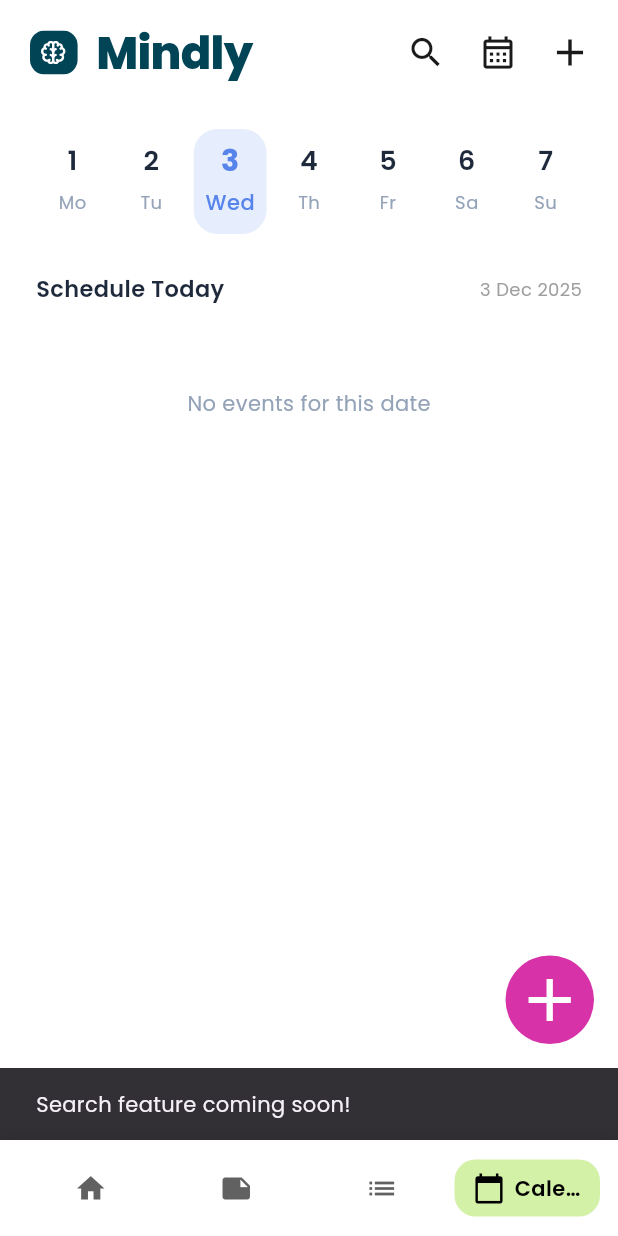
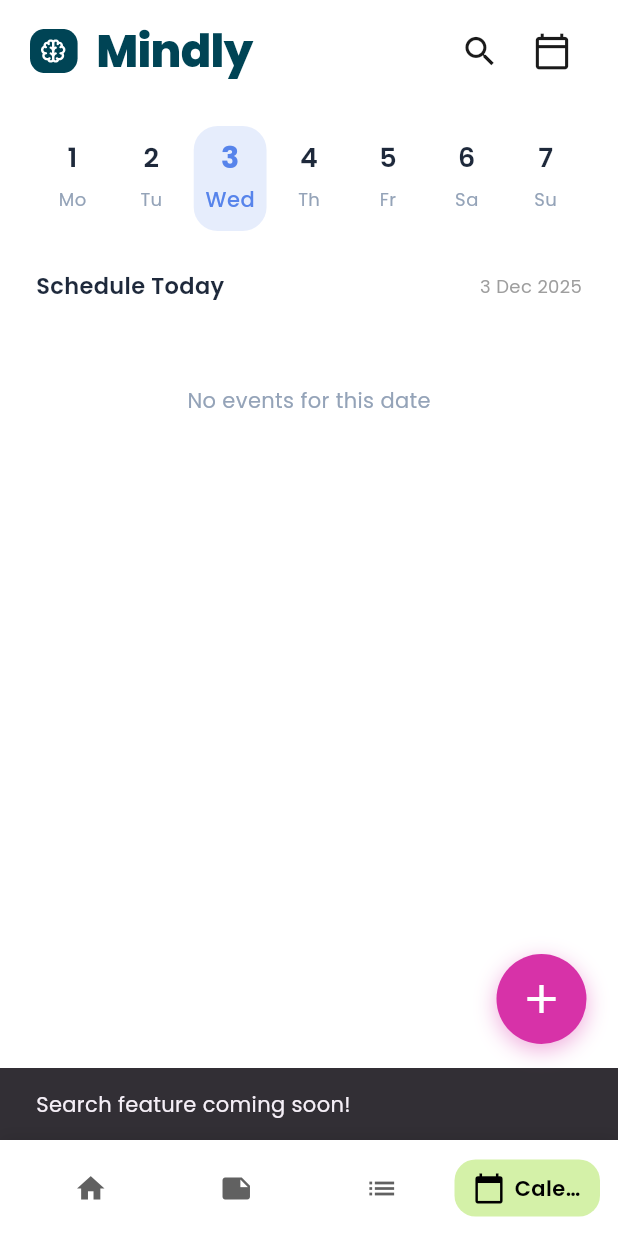
Before and after one commit to susanjong/MindlyApp_MobileDev, a Flutter app: the CalendarMainPage screen opened by its route, after a tap on the "search" icon, on a phone screen of 412 x 824 dp. Run offline on Flutter 3.47's test engine with Material 3 defaults, Android fonts, the phone set to English and light mode, and no system bars; our stand-ins replace cloud_firestore, firebase_auth, firebase_core, flutter_svg, google_fonts, google_sign_in and 1 more; missing offline and left inert: flutter_quill; accounts and stored records are empty.

Commit message:
feat: enhance calendar main page with custom app bar and global expandable FAB

```diff
--- a/lib/features/calendar/presentation/pages/calendar_main_page.dart
+++ b/lib/features/calendar/presentation/pages/calendar_main_page.dart
@@ -8,14 +8,14 @@ import 'package:intl/intl.dart';
 // Import Routes & Widgets
 import '../../../../config/routes/routes.dart';
 import '../../../../core/widgets/navigation/custom_navbar_widget.dart';
+import '../../../../core/widgets/buttons/global_expandable_fab.dart';
+import '../../../../core/widgets/navigation/custom_top_app_bar.dart';
 import '../widgets/mini_calendar.dart';
 import '../widgets/monthly_view.dart';
 import '../widgets/yearly_view.dart';
 import '../widgets/schedule_card.dart';
-import '../widgets/reminder_card.dart';
 import '../widgets/add_event.dart';
-
-// Import Models & Services
+import '../widgets/event_detail_sheet.dart';
 import '../../data/models/event_model.dart';
 import '../../data/services/category_service.dart';
 import '../../data/services/event_service.dart';
@@ -150,91 +150,28 @@ class _CalendarMainPageState extends State<CalendarMainPage> {
       backgroundColor: Colors.white,
 
       // 1. APP BAR
-      appBar: AppBar(
-        backgroundColor: Colors.white,
-        elevation: 0,
-        automaticallyImplyLeading: false,
-        titleSpacing: 20,
-        toolbarHeight: 70,
-
-        // KIRI: Logo
-        title: Row(
-          children: [
-            SizedBox(
-              width: 32.36,
-              height: 30,
-              child: Center(
-                child: SvgPicture.asset(
-                  'assets/images/Mindly_logo.svg',
-                  width: 32.36,
-                  height: 30,
-                  fit: BoxFit.contain,
-                  placeholderBuilder: (context) => const Icon(
-                    Icons.grid_view_rounded,
-                    color: Color(0xFF004455),
-                  ),
-                ),
-              ),
-            ),
-            const SizedBox(width: 12),
-            Text(
-              'Mindly',
-              style: GoogleFonts.poppins(
-                fontSize: 30,
-                fontWeight: FontWeight.w800,
-                color: const Color(0xFF004455),
-                letterSpacing: -0.5,
-              ),
-            ),
-          ],
-        ),
-
-        // KANAN: Actions
-        actions: [
-          IconButton(
-            onPressed: _handleSearch,
-            tooltip: 'Search Events',
-            icon: const Icon(Icons.search, color: Color(0xFF1A1A1A), size: 26),
-          ),
-          IconButton(
-            onPressed: _toggleViewMode,
-            tooltip: _getToggleTooltip(),
-            icon: Icon(
-              _getToggleIcon(),
-              color: const Color(0xFF1A1A1A),
-              size: 26,
-            ),
-          ),
-          Padding(
-            padding: const EdgeInsets.only(right: 8.0),
-            child: IconButton(
-              onPressed: _showAddEventDialog,
-              tooltip: 'Add Event',
-              icon: const Icon(Icons.add, color: Color(0xFF1A1A1A), size: 30),
-            ),
-          ),
-        ],
+        appBar: CustomTopAppBar(
+          isCalendarMode: true, // Aktifkan mode kalender
+          isYearView: _currentView == CalendarViewMode.yearly,
+          onSearchTap: _handleSearch,
+          onToggleView: _toggleViewMode,
+          onProfileTap: () => Navigator.pushNamed(context, AppRoutes.profile),
+          onNotificationTap: () {},
         ),
 
       // 2. BODY CONTENT (SWITCHER)
       body: _buildBodyContent(),
 
-      // 3. FAB
-      floatingActionButton: GestureDetector(
+      // 3. GLOBAL EXPANDABLE FAB (Replaces standard FAB)
+      floatingActionButton: GlobalExpandableFab(
+        actions: [
+          FabActionModel(
+            icon: Icons.edit_calendar_rounded, // Icon untuk Add Event
+            tooltip: 'Add Event',
             onTap: _showAddEventDialog,
-        child: Container(
-          width: 59,
-          height: 59,
-          decoration: const ShapeDecoration(
-            color: Color(0xFFD732A8),
-            shape: OvalBorder(),
           ),
-          child: const Icon(
-            Icons.add,
-            color: Colors.white,
-            size: 48,
-          ),
-        ),
+          // Anda bisa menambahkan aksi lain di sini jika perlu (misal Add Task)
+        ],
       ),
       floatingActionButtonLocation: FloatingActionButtonLocation.endFloat,
 
@@ -250,7 +187,6 @@ class _CalendarMainPageState extends State<CalendarMainPage> {
 
   Widget _buildBodyContent() {
     switch (_currentView) {
-
     // TAMPILAN HARIAN (DEFAULT)
       case CalendarViewMode.daily:
         return _buildDailyView();
@@ -265,8 +201,6 @@ class _CalendarMainPageState extends State<CalendarMainPage> {
               monthEvents = snapshot.data!;
             }
 
-            // Konversi List<Event> ke format widget MonthlyView
-            // atau gunakan widget MonthlyView yang sudah support List<Event>
             return MonthlyViewWidget(
               currentMonth: _focusedMonth,
               selectedDate: _selectedDate,
@@ -389,6 +323,19 @@ class _CalendarMainPageState extends State<CalendarMainPage> {
 
                   return Padding(
                     padding: const EdgeInsets.only(bottom: 16),
+                    child: GestureDetector(
+                      // Tambahkan interaksi tap untuk membuka detail
+                      onTap: () {
+                        showModalBottomSheet(
+                          context: context,
+                          isScrollControlled: true,
+                          backgroundColor: Colors.transparent,
+                          builder: (context) => EventDetailSheet(
+                            event: event,
+                            category: category,
+                          ),
+                        );
+                      },
                       child: Row(
                         crossAxisAlignment: CrossAxisAlignment.start,
                         children: [
@@ -412,10 +359,11 @@ class _CalendarMainPageState extends State<CalendarMainPage> {
                               startTime: DateFormat('HH:mm').format(event.startTime),
                               endTime: DateFormat('HH:mm').format(event.endTime),
                               color: color,
-                            height: 80, // Dynamic height if needed
+                              height: 80,
                             ),
                           ),
                         ],
+                      ),
                     ),
                   );
                 },
```
Lines whose indentation alone changed are shown as unchanged.
